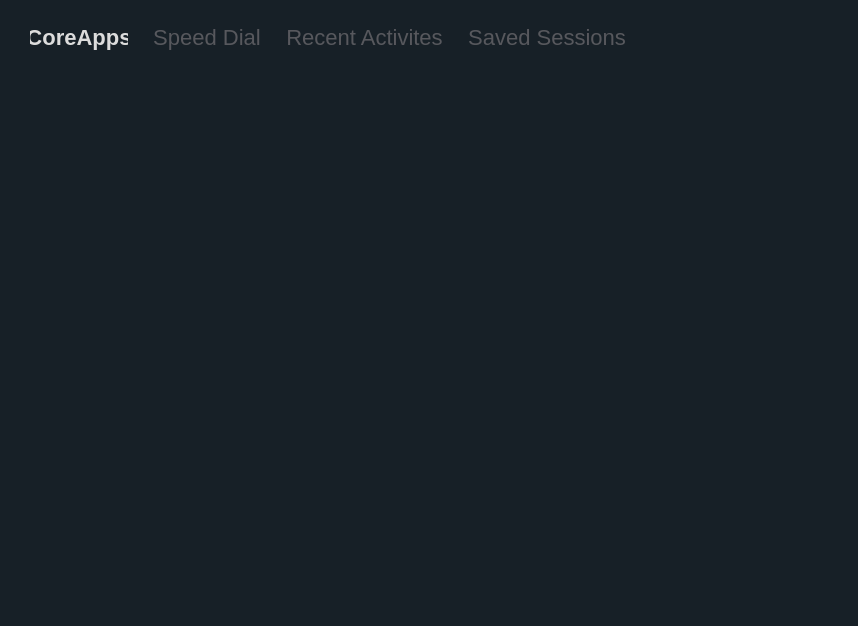
First picture: the form in app/start/start.ui, repository rahmanshaber/corebox, before the edit.
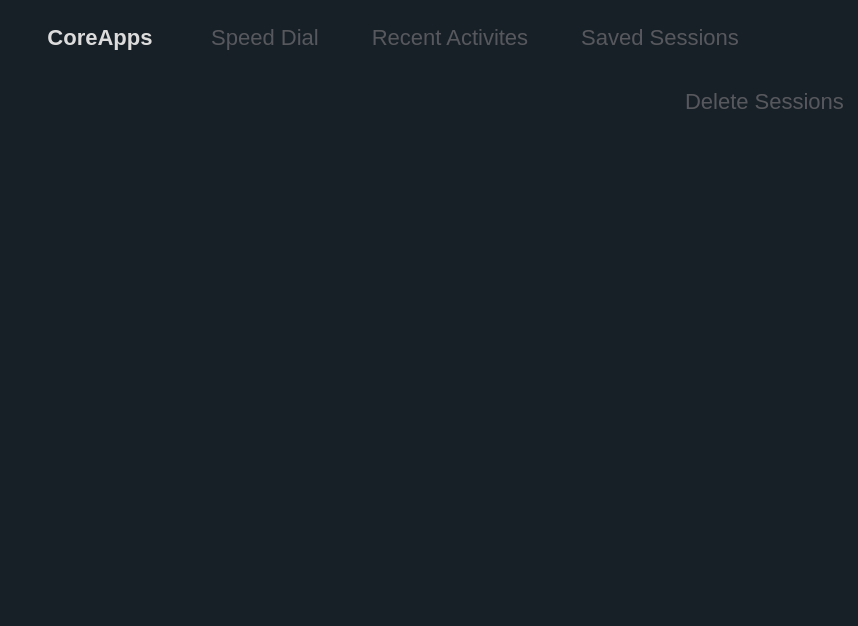
Second picture: the form after the edit. The open tabs and pages were chosen to show the change. Icons and pictures are not drawn. Custom widgets are drawn as their Qt base class.

The edit to the form file:
```diff
--- a/app/start/start.ui
+++ b/app/start/start.ui
@@ -106,6 +106,12 @@
       </property>
       <item>
        <widget class="QPushButton" name="coreApps">
+        <property name="minimumSize">
+         <size>
+          <width>150</width>
+          <height>0</height>
+         </size>
+        </property>
         <property name="font">
          <font>
           <pointsize>-1</pointsize>
@@ -127,6 +133,12 @@
       </item>
       <item>
        <widget class="QPushButton" name="speedDial">
+        <property name="minimumSize">
+         <size>
+          <width>150</width>
+          <height>0</height>
+         </size>
+        </property>
         <property name="font">
          <font>
           <pointsize>-1</pointsize>
@@ -148,6 +160,12 @@
       </item>
       <item>
        <widget class="QPushButton" name="recentActivites">
+        <property name="minimumSize">
+         <size>
+          <width>190</width>
+          <height>0</height>
+         </size>
+        </property>
         <property name="font">
          <font>
           <pointsize>-1</pointsize>
@@ -166,6 +184,12 @@
       </item>
       <item>
        <widget class="QPushButton" name="savedSession">
+        <property name="minimumSize">
+         <size>
+          <width>200</width>
+          <height>0</height>
+         </size>
+        </property>
         <property name="focusPolicy">
          <enum>Qt::NoFocus</enum>
         </property>
@@ -607,6 +631,35 @@
        <property name="leftMargin">
         <number>45</number>
        </property>
+       <item>
+        <layout class="QHBoxLayout" name="horizontalLayout_2">
+         <item>
+          <spacer name="horizontalSpacer">
+           <property name="orientation">
+            <enum>Qt::Horizontal</enum>
+           </property>
+           <property name="sizeHint" stdset="0">
+            <size>
+             <width>40</width>
+             <height>20</height>
+            </size>
+           </property>
+          </spacer>
+         </item>
+         <item>
+          <widget class="QPushButton" name="rDeleteSession">
+           <property name="font">
+            <font>
+             <pointsize>-1</pointsize>
+            </font>
+           </property>
+           <property name="text">
+            <string>Delete Sessions</string>
+           </property>
+          </widget>
+         </item>
+        </layout>
+       </item>
        <item>
         <widget class="QTreeWidget" name="sessionsList">
          <property name="focusPolicy">
```
Left out of the diff: 30 changed lines with no effect on the pictures.
